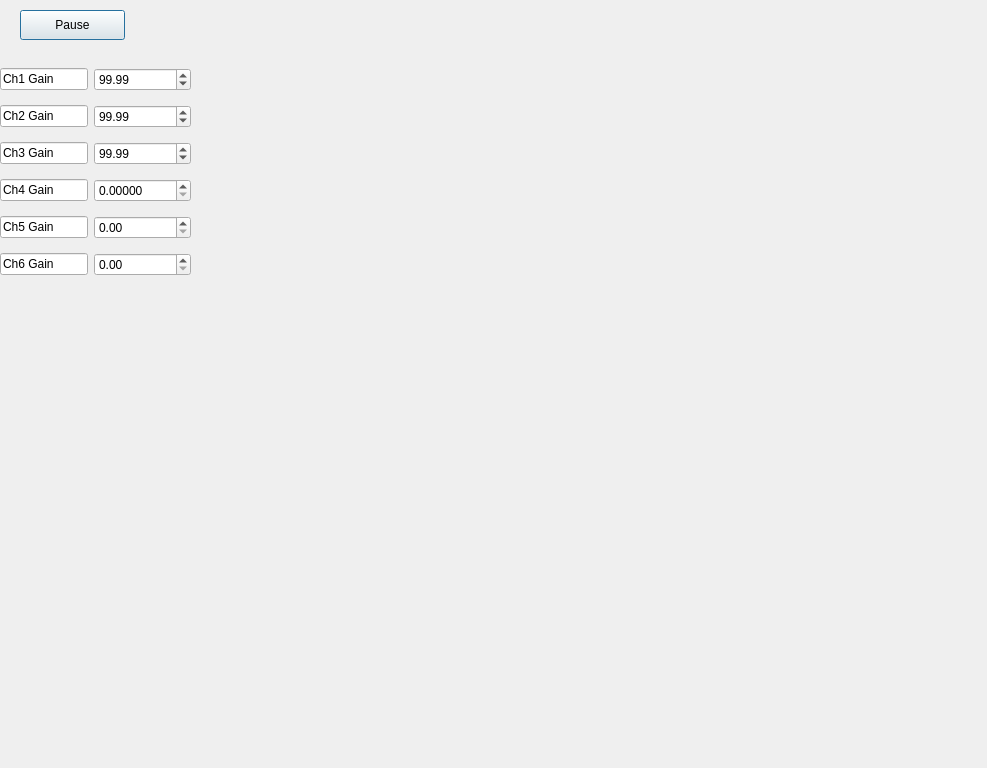
wonjsohn/nerf-verilog, file projects/stretch_reflex/stretch_reflex_pytester/Display.ui: the form before one commit.
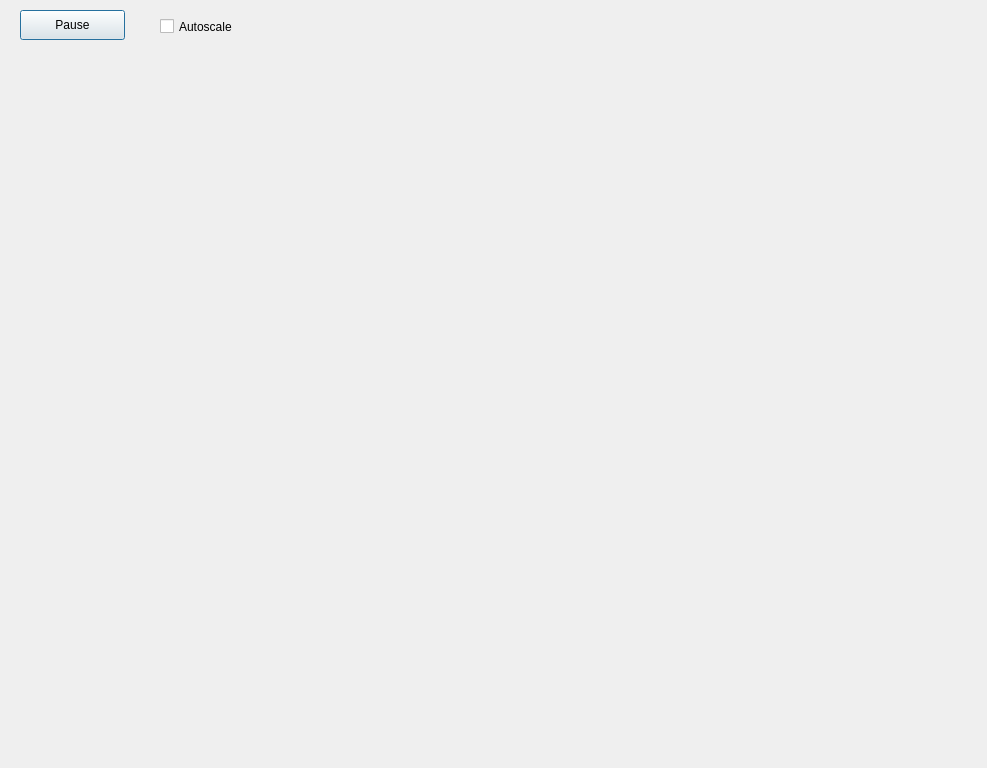
The form after the commit.

Patch:
```diff
--- a/projects/stretch_reflex/stretch_reflex_pytester/Display.ui
+++ b/projects/stretch_reflex/stretch_reflex_pytester/Display.ui
@@ -33,149 +33,18 @@
     <bool>false</bool>
    </property>
   </widget>
-  <widget class="QWidget" name="layoutWidget">
+  <widget class="QCheckBox" name="checkBox">
    <property name="geometry">
     <rect>
-     <x>0</x>
-     <y>60</y>
-     <width>191</width>
-     <height>224</height>
+     <x>160</x>
+     <y>14</y>
+     <width>107</width>
+     <height>25</height>
     </rect>
    </property>
-   <layout class="QGridLayout" name="gridLayout">
-    <item row="1" column="0">
-     <widget class="QLineEdit" name="lineEdit_5">
-      <property name="text">
-       <string>Ch2 Gain</string>
-      </property>
-     </widget>
-    </item>
-    <item row="2" column="0">
-     <widget class="QLineEdit" name="lineEdit_6">
-      <property name="text">
-       <string>Ch3 Gain</string>
-      </property>
-     </widget>
-    </item>
-    <item row="3" column="0">
-     <widget class="QLineEdit" name="lineEdit_7">
-      <property name="text">
-       <string>Ch4 Gain</string>
-      </property>
-     </widget>
-    </item>
-    <item row="4" column="0">
-     <widget class="QLineEdit" name="lineEdit_8">
-      <property name="text">
-       <string>Ch5 Gain</string>
-      </property>
-     </widget>
-    </item>
-    <item row="5" column="0">
-     <widget class="QLineEdit" name="lineEdit_9">
-      <property name="text">
-       <string>Ch6 Gain</string>
-      </property>
-     </widget>
-    </item>
-    <item row="0" column="0">
-     <widget class="QLineEdit" name="lineEdit_4">
-      <property name="text">
-       <string>Ch1 Gain</string>
-      </property>
-     </widget>
-    </item>
-    <item row="0" column="1">
-     <widget class="QDoubleSpinBox" name="doubleSpinBox">
-      <property name="specialValueText">
-       <string/>
-      </property>
-      <property name="maximum">
-       <double>65535.000000000000000</double>
-      </property>
-      <property name="singleStep">
-       <double>0.100000000000000</double>
-      </property>
-      <property name="value">
-       <double>99.989999999999995</double>
-      </property>
-     </widget>
-    </item>
-    <item row="1" column="1">
-     <widget class="QDoubleSpinBox" name="doubleSpinBox_2">
-      <property name="specialValueText">
-       <string/>
-      </property>
-      <property name="maximum">
-       <double>65535.000000000000000</double>
-      </property>
-      <property name="singleStep">
-       <double>0.100000000000000</double>
-      </property>
-      <property name="value">
-       <double>99.989999999999995</double>
-      </property>
-     </widget>
-    </item>
-    <item row="2" column="1">
-     <widget class="QDoubleSpinBox" name="doubleSpinBox_3">
-      <property name="specialValueText">
-       <string/>
-      </property>
-      <property name="maximum">
-       <double>65535.000000000000000</double>
-      </property>
-      <property name="singleStep">
-       <double>0.100000000000000</double>
-      </property>
-      <property name="value">
-       <double>99.989999999999995</double>
-      </property>
-     </widget>
-    </item>
-    <item row="3" column="1">
-     <widget class="QDoubleSpinBox" name="doubleSpinBox_4">
-      <property name="specialValueText">
-       <string/>
-      </property>
-      <property name="decimals">
-       <number>5</number>
-      </property>
-      <property name="maximum">
-       <double>65535.000000000000000</double>
-      </property>
-      <property name="singleStep">
-       <double>0.100000000000000</double>
-      </property>
-     </widget>
-    </item>
-    <item row="4" column="1">
-     <widget class="QDoubleSpinBox" name="doubleSpinBox_5">
-      <property name="specialValueText">
-       <string/>
-      </property>
-      <property name="maximum">
-       <double>65535.000000000000000</double>
-      </property>
-      <property name="singleStep">
-       <double>0.100000000000000</double>
-      </property>
-     </widget>
-    </item>
-    <item row="5" column="1">
-     <widget class="QDoubleSpinBox" name="doubleSpinBox_6">
-      <property name="specialValueText">
-       <string/>
-      </property>
-      <property name="maximum">
-       <double>65535.000000000000000</double>
-      </property>
-      <property name="singleStep">
-       <double>0.100000000000000</double>
-      </property>
-     </widget>
-    </item>
-   </layout>
+   <property name="text">
+    <string>Autoscale</string>
+   </property>
   </widget>
  </widget>
  <resources/>
```
